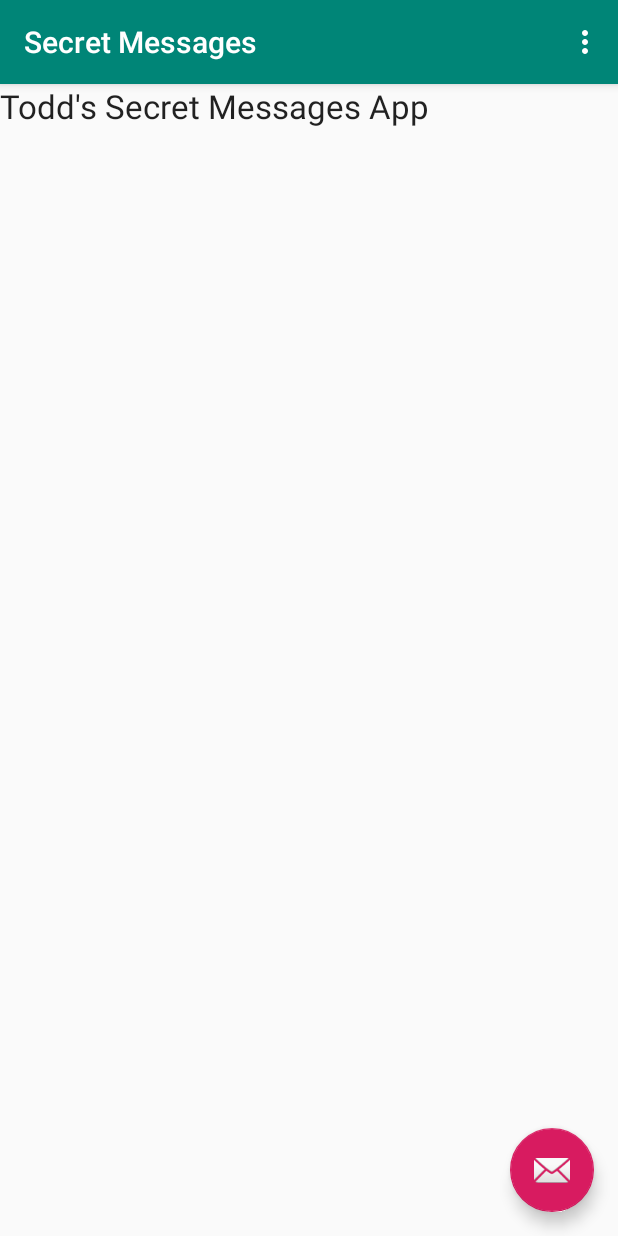
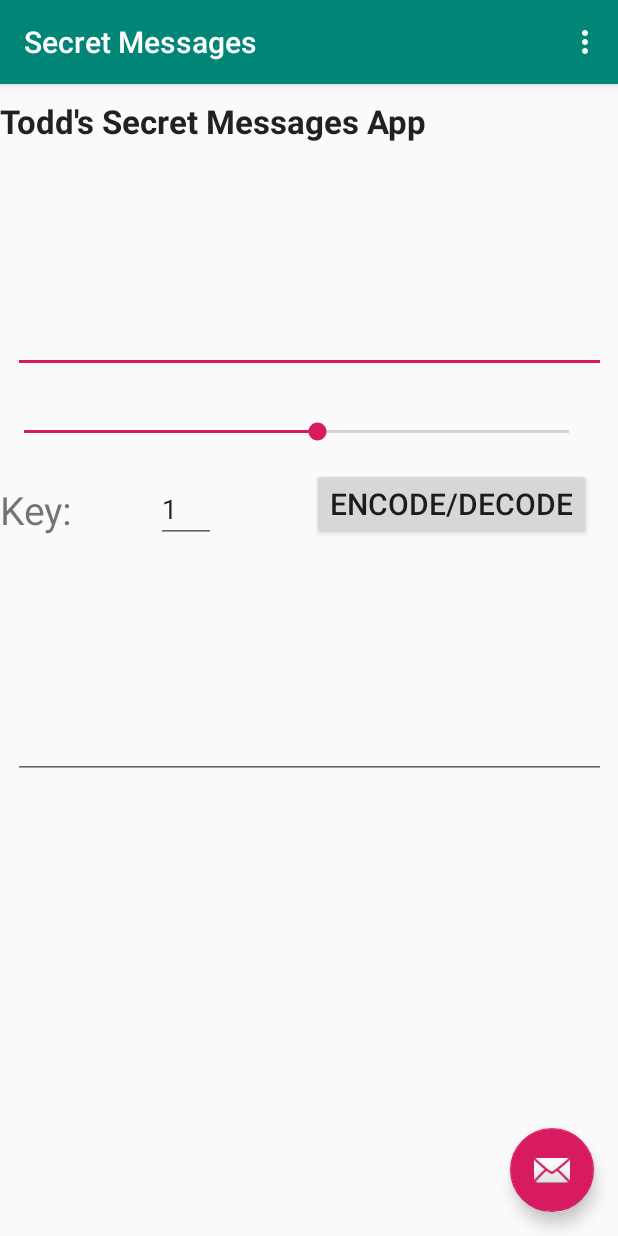
Before and after one commit to ToddJMullen/LearnJavaEasyWay, an Android app: the screen it shows after launch (MainActivity), on a phone screen of 412 x 824 dp. Run offline under Robolectric (Android 15) with nearby library versions, the phone set to English and light mode, and no system bars.

Commit message:
SM Android, Base version SecretMessages app. - Bind encode / decode button & text areas - Bind SeekBar to the key on change

```diff
--- a/SecretMessages2/app/src/main/res/layout/content_main.xml
+++ b/SecretMessages2/app/src/main/res/layout/content_main.xml
@@ -12,8 +12,96 @@
         android:id="@+id/lblAppTitle"
         android:layout_width="wrap_content"
         android:layout_height="wrap_content"
+        android:layout_marginTop="10dp"
         android:text="Todd's Secret Messages App"
         android:textAppearance="@style/TextAppearance.AppCompat.Large"
-        tools:layout_editor_absoluteX="30dp"
-        tools:layout_editor_absoluteY="16dp" />
+        android:textStyle="bold"
+        app:layout_constraintTop_toTopOf="parent"
+        tools:layout_editor_absoluteX="62dp" />
+
+    <EditText
+        android:id="@+id/taInput"
+        android:layout_width="395dp"
+        android:layout_height="wrap_content"
+        android:layout_marginStart="2dp"
+        android:layout_marginLeft="2dp"
+        android:layout_marginTop="44dp"
+        android:layout_marginEnd="2dp"
+        android:layout_marginRight="2dp"
+        android:width="100dp"
+        android:ems="10"
+        android:gravity="start|top"
+        android:inputType="textMultiLine"
+        android:lines="4"
+        app:layout_constraintEnd_toEndOf="parent"
+        app:layout_constraintStart_toStartOf="parent"
+        app:layout_constraintTop_toBottomOf="@+id/lblAppTitle"
+        tools:text="Secret messages\nAre really\ncool aren't they?" />
+
+    <SeekBar
+        android:id="@+id/slKey"
+        android:layout_width="395dp"
+        android:layout_height="wrap_content"
+        android:layout_margin="30dp"
+        android:layout_marginTop="7dp"
+        android:max="26"
+        android:progress="14"
+        app:layout_constraintTop_toBottomOf="@+id/taInput"
+        tools:layout_editor_absoluteX="8dp" />
+
+    <TextView
+        android:id="@+id/lblKey"
+        android:layout_width="84dp"
+        android:layout_height="wrap_content"
+        android:layout_marginTop="25dp"
+        android:text="Key:"
+        android:textSize="26sp"
+        app:layout_constraintTop_toBottomOf="@+id/slKey"
+        tools:layout_editor_absoluteX="8dp" />
+
+    <EditText
+        android:id="@+id/tiKey"
+        android:layout_width="40dp"
+        android:layout_height="45dp"
+        android:layout_marginStart="20dp"
+        android:layout_marginLeft="20dp"
+        android:layout_marginTop="20dp"
+        android:ems="10"
+        android:inputType="number"
+        android:text="1"
+        app:layout_constraintStart_toEndOf="@+id/lblKey"
+        app:layout_constraintTop_toBottomOf="@+id/slKey" />
+
+    <Button
+        android:id="@+id/btnEncode"
+        android:layout_width="wrap_content"
+        android:layout_height="wrap_content"
+        android:layout_marginStart="64dp"
+        android:layout_marginLeft="64dp"
+        android:layout_marginTop="15dp"
+        android:text="Encode/Decode"
+        android:textSize="20dp"
+        app:layout_constraintStart_toEndOf="@+id/tiKey"
+        app:layout_constraintTop_toBottomOf="@+id/slKey" />
+
+
+    <EditText
+        android:id="@+id/taOutput"
+        android:layout_width="395dp"
+        android:layout_height="wrap_content"
+        android:layout_marginStart="2dp"
+        android:layout_marginLeft="2dp"
+        android:layout_marginTop="50dp"
+        android:layout_marginEnd="2dp"
+        android:layout_marginRight="2dp"
+        android:width="100dp"
+        android:ems="10"
+        android:gravity="start|top"
+        android:inputType="textLongMessage|textMultiLine|textNoSuggestions"
+        android:lines="4"
+        app:layout_constraintEnd_toEndOf="parent"
+        app:layout_constraintStart_toStartOf="parent"
+        app:layout_constraintTop_toBottomOf="@+id/btnEncode"
+        tools:text="This is the output!" />
+
 </androidx.constraintlayout.widget.ConstraintLayout>
```
Also changed, not shown: SecretMessages2/app/src/main/java/com/example/secretmessages/MainActivity.java (+122 -4 lines).
